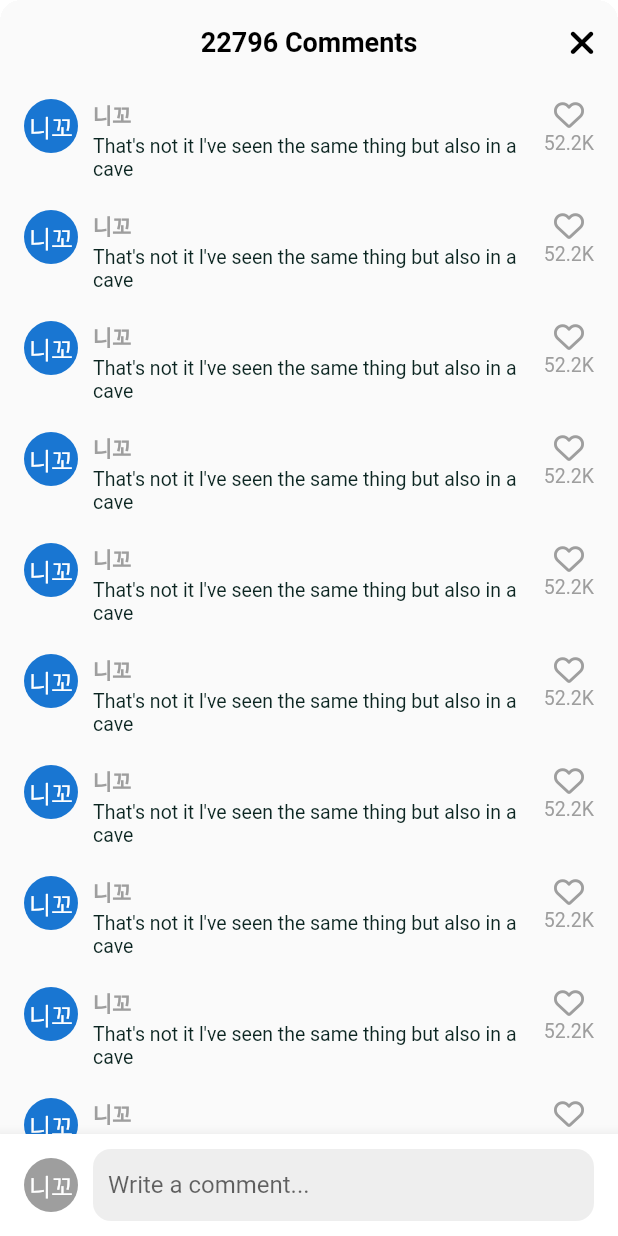
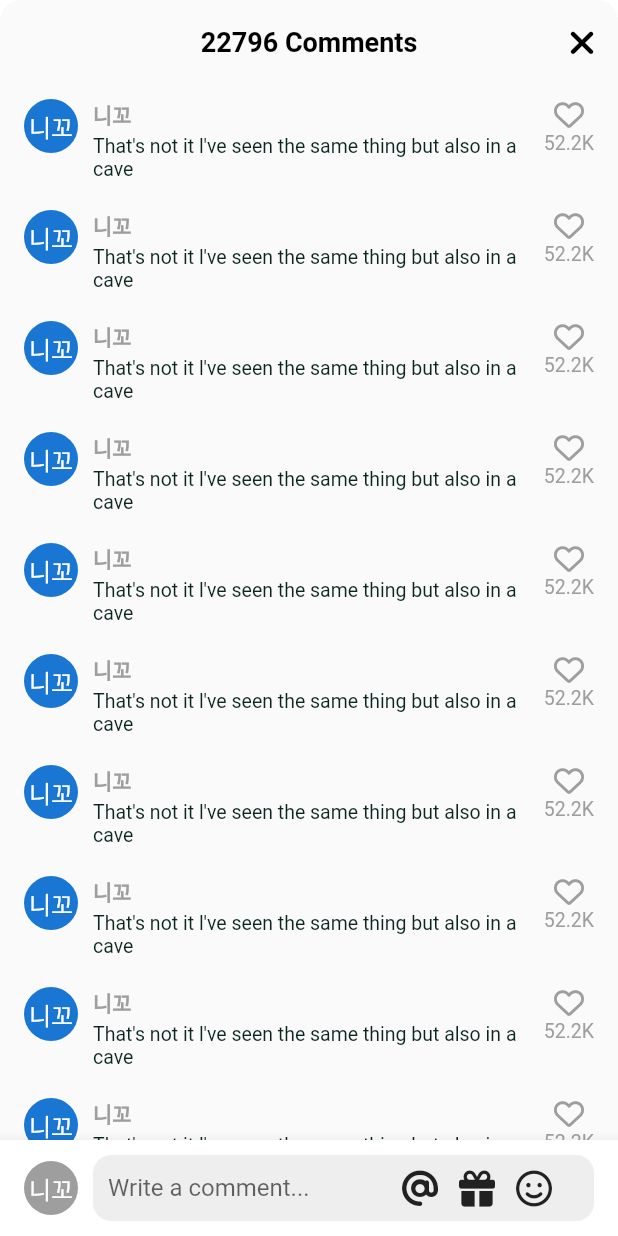
Before and after one commit to justddan/Flutter_Tiktok_Clone, a Flutter app: the VideoComments screen opened directly, on a phone screen of 412 x 824 dp. Run offline on Flutter 3.47's test engine with Material 2 defaults, Android fonts, the phone set to English and light mode, and no system bars; our stand-ins replace font_awesome_flutter, video_player, visibility_detector.

Commit message:
댓글 Textfield 퍼블리시

```diff
--- a/lib/features/videos/widgets/video_comments.dart
+++ b/lib/features/videos/widgets/video_comments.dart
@@ -12,8 +12,23 @@ class VideoComments extends StatefulWidget {
 }
 
 class _VideoCommentsState extends State<VideoComments> {
+  bool _isWriting = false;
+
   void _onClosePressed() {
     Navigator.of(context).pop();
+  }
+
+  void _stopWriting() {
+    FocusScope.of(context).unfocus();
+    setState(() {
+      _isWriting = false;
+    });
+  }
+
+  void _onStartWriting() {
+    setState(() {
+      _isWriting = true;
+    });
   }
 
   @override
@@ -37,7 +52,9 @@ class _VideoCommentsState extends State<VideoComments> {
             ),
           ],
         ),
-        body: Stack(
+        body: GestureDetector(
+          onTap: _stopWriting,
+          child: Stack(
             children: [
               ListView.separated(
                 padding: const EdgeInsets.symmetric(
@@ -110,7 +127,14 @@ class _VideoCommentsState extends State<VideoComments> {
                         ),
                         Gaps.h10,
                         Expanded(
+                          child: SizedBox(
+                            height: Sizes.size44,
                             child: TextField(
+                              onTap: _onStartWriting,
+                              expands: true,
+                              minLines: null,
+                              maxLines: null,
+                              textInputAction: TextInputAction.newline,
                               cursorColor: Theme.of(context).primaryColor,
                               decoration: InputDecoration(
                                   hintText: "Write a comment...",
@@ -124,8 +148,42 @@ class _VideoCommentsState extends State<VideoComments> {
                                   fillColor: Colors.grey.shade200,
                                   contentPadding: const EdgeInsets.symmetric(
                                     horizontal: Sizes.size10,
-                              vertical: Sizes.size12,
+                                    // vertical: Sizes.size12,
                                   ),
+                                  suffixIcon: Padding(
+                                    padding: const EdgeInsets.only(
+                                      right: Sizes.size14,
+                                    ),
+                                    child: Row(
+                                      mainAxisSize: MainAxisSize.min,
+                                      children: [
+                                        FaIcon(
+                                          FontAwesomeIcons.at,
+                                          color: Colors.grey.shade900,
+                                        ),
+                                        Gaps.h14,
+                                        FaIcon(
+                                          FontAwesomeIcons.gift,
+                                          color: Colors.grey.shade900,
+                                        ),
+                                        Gaps.h14,
+                                        FaIcon(
+                                          FontAwesomeIcons.faceSmile,
+                                          color: Colors.grey.shade900,
+                                        ),
+                                        Gaps.h14,
+                                        if (_isWriting)
+                                          GestureDetector(
+                                            onTap: _stopWriting,
+                                            child: FaIcon(
+                                              FontAwesomeIcons.circleArrowUp,
+                                              color: Theme.of(context)
+                                                  .primaryColor,
+                                            ),
+                                          ),
+                                      ],
+                                    ),
+                                  )),
                             ),
                           ),
                         ),
@@ -137,6 +195,7 @@ class _VideoCommentsState extends State<VideoComments> {
             ],
           ),
         ),
+      ),
     );
   }
 }
```
Lines whose indentation alone changed are shown as unchanged.
